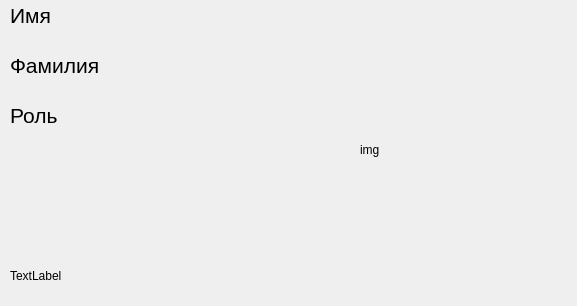
Above: forms/form_laborant_is.ui from 3xploit1/pp05 before the change. Below: the same form after it.
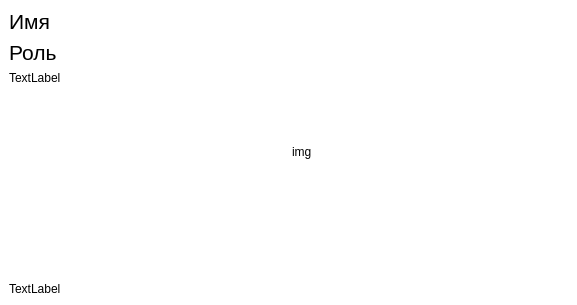
That is the form after the change. Icons and pictures are not drawn.

The edit to the form file:
```diff
--- a/forms/form_laborant_is.ui
+++ b/forms/form_laborant_is.ui
@@ -7,22 +7,25 @@
     <x>0</x>
     <y>0</y>
     <width>577</width>
-    <height>306</height>
+    <height>305</height>
    </rect>
   </property>
   <property name="windowTitle">
    <string>MainWindow</string>
   </property>
+  <property name="windowIcon">
+   <iconset>
+    <normaloff>../../Resources/logo.ico</normaloff>../../Resources/logo.ico</iconset>
+  </property>
+  <property name="styleSheet">
+   <string notr="true">background-color: rgb(255, 255, 255);</string>
+  </property>
   <widget class="QWidget" name="centralwidget">
+   <layout class="QHBoxLayout" name="horizontalLayout">
+    <item>
+     <layout class="QVBoxLayout" name="verticalLayout">
+      <item>
    <widget class="QLabel" name="label_name_is">
-    <property name="geometry">
-     <rect>
-      <x>10</x>
-      <y>0</y>
-      <width>281</width>
-      <height>31</height>
-     </rect>
-    </property>
     <property name="font">
      <font>
       <pointsize>16</pointsize>
@@ -32,46 +35,9 @@
      <string>&lt;html&gt;&lt;head/&gt;&lt;body&gt;&lt;p&gt;&lt;span style=&quot; font-size:16pt;&quot;&gt;Имя&lt;/span&gt;&lt;/p&gt;&lt;/body&gt;&lt;/html&gt;</string>
     </property>
    </widget>
-   <widget class="QLabel" name="label_surname_is">
-    <property name="geometry">
-     <rect>
-      <x>10</x>
-      <y>50</y>
-      <width>281</width>
-      <height>31</height>
-     </rect>
-    </property>
-    <property name="font">
-     <font>
-      <pointsize>16</pointsize>
-     </font>
-    </property>
-    <property name="text">
-     <string>&lt;html&gt;&lt;head/&gt;&lt;body&gt;&lt;p&gt;&lt;span style=&quot; font-size:16pt;&quot;&gt;Фамилия&lt;/span&gt;&lt;/p&gt;&lt;/body&gt;&lt;/html&gt;</string>
-    </property>
-   </widget>
-   <widget class="QLabel" name="image_laborant_is">
-    <property name="geometry">
-     <rect>
-      <x>360</x>
-      <y>30</y>
-      <width>181</width>
-      <height>241</height>
-     </rect>
-    </property>
-    <property name="text">
-     <string>&lt;html&gt;&lt;head/&gt;&lt;body&gt;&lt;p&gt;img&lt;/p&gt;&lt;/body&gt;&lt;/html&gt;</string>
-    </property>
-   </widget>
+      </item>
+      <item>
    <widget class="QLabel" name="label_role_is">
-    <property name="geometry">
-     <rect>
-      <x>10</x>
-      <y>100</y>
-      <width>281</width>
-      <height>31</height>
-     </rect>
-    </property>
     <property name="font">
      <font>
       <pointsize>16</pointsize>
@@ -81,19 +47,44 @@
      <string>&lt;html&gt;&lt;head/&gt;&lt;body&gt;&lt;p&gt;&lt;span style=&quot; font-size:16pt;&quot;&gt;Роль&lt;/span&gt;&lt;/p&gt;&lt;/body&gt;&lt;/html&gt;</string>
     </property>
    </widget>
+      </item>
+      <item>
+       <widget class="QLabel" name="label_logo">
+        <property name="text">
+         <string>TextLabel</string>
+        </property>
+       </widget>
+      </item>
+      <item>
+       <spacer name="verticalSpacer">
+        <property name="orientation">
+         <enum>Qt::Vertical</enum>
+        </property>
+        <property name="sizeHint" stdset="0">
+         <size>
+          <width>20</width>
+          <height>40</height>
+         </size>
+        </property>
+       </spacer>
+      </item>
+      <item>
    <widget class="QLabel" name="label_timer">
-    <property name="geometry">
-     <rect>
-      <x>10</x>
-      <y>260</y>
-      <width>101</width>
-      <height>31</height>
-     </rect>
-    </property>
     <property name="text">
      <string>TextLabel</string>
     </property>
    </widget>
+      </item>
+     </layout>
+    </item>
+    <item>
+     <widget class="QLabel" name="image_laborant_is">
+      <property name="text">
+       <string>&lt;html&gt;&lt;head/&gt;&lt;body&gt;&lt;p&gt;img&lt;/p&gt;&lt;/body&gt;&lt;/html&gt;</string>
+      </property>
+     </widget>
+    </item>
+   </layout>
   </widget>
  </widget>
  <resources/>
```
Lines whose indentation alone changed are shown as unchanged.
